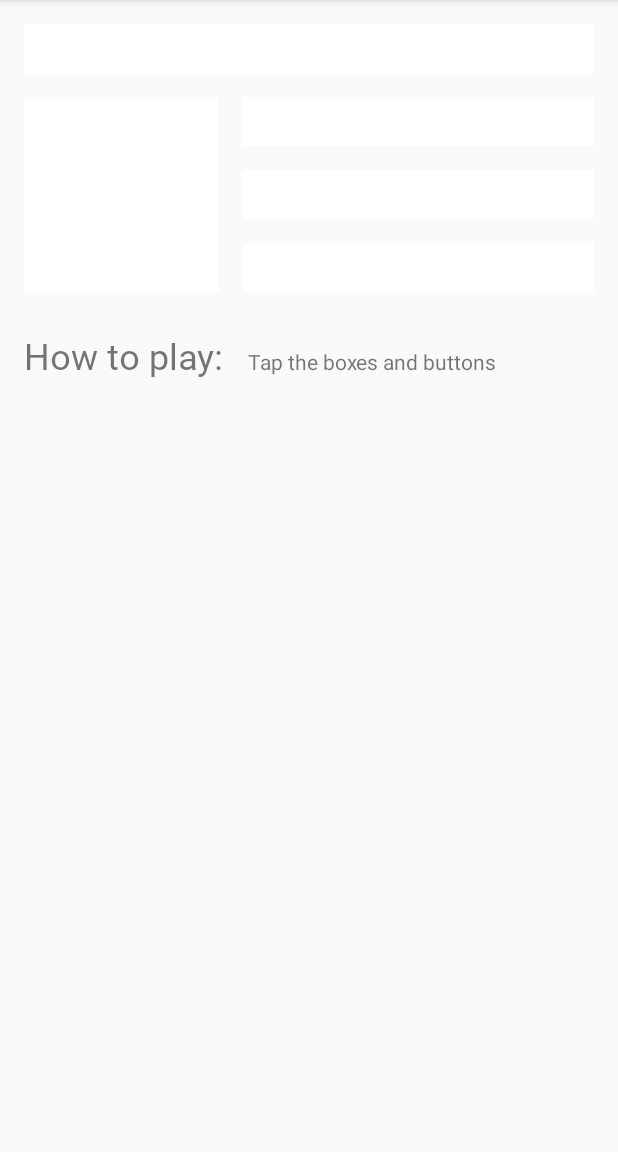
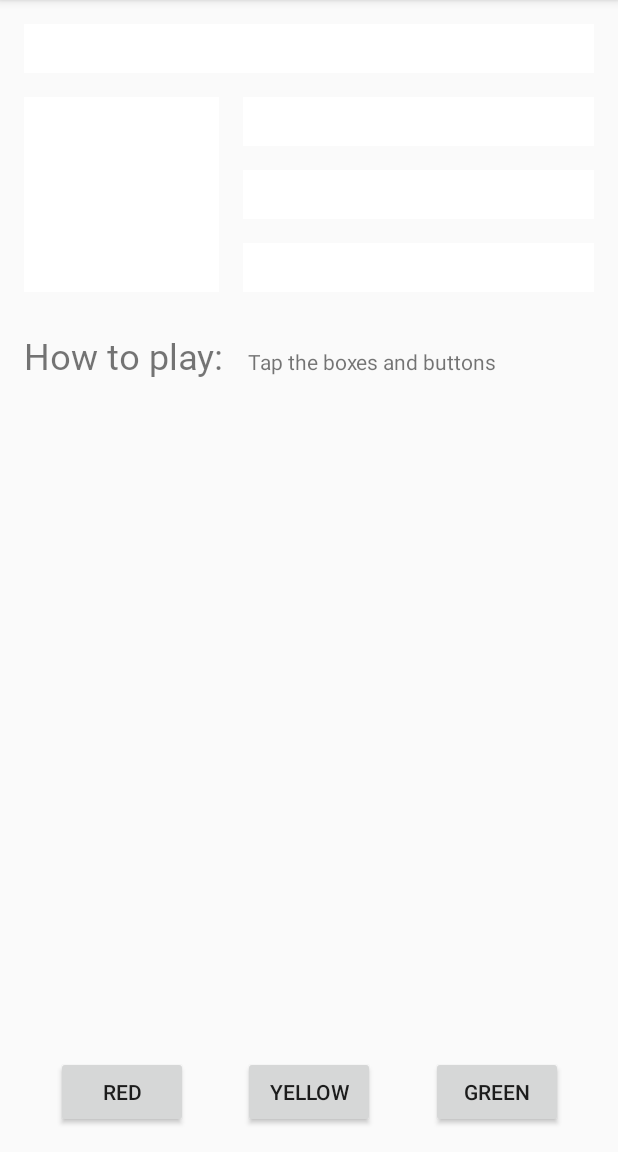
Before and after one commit to Damian9696/Android_Kotlin_ColorMyViews, an Android app: the screen it shows after launch (MainActivity), on a phone screen of 412 x 824 dp, the part 84-1236 px from its top. Run offline under Robolectric (Android 15) with nearby library versions, the phone set to English and light mode, and no system bars.

Commit message:
Added Baseline Constraint and Button Chain. Added logic to click on bottom buttons.

```diff
--- a/app/src/main/java/com/example/android/colormyviews/MainActivity.kt
+++ b/app/src/main/java/com/example/android/colormyviews/MainActivity.kt
@@ -1,9 +1,9 @@
 package com.example.android.colormyviews
 
 import android.graphics.Color
-import androidx.appcompat.app.AppCompatActivity
 import android.os.Bundle
 import android.view.View
+import androidx.appcompat.app.AppCompatActivity
 import kotlinx.android.synthetic.main.activity_main.*
 
 class MainActivity : AppCompatActivity() {
@@ -15,16 +15,26 @@ class MainActivity : AppCompatActivity() {
     }
 
     private fun setListeners() {
-        val clickableViews: List<View> = listOf(box_one_text, box_two_text, box_three_text, box_four_text, box_five_text, constraint_layout)
+        val clickableViews: List<View> = listOf(
+            box_one_text,
+            box_two_text,
+            box_three_text,
+            box_four_text,
+            box_five_text,
+            constraint_layout,
+            red_button,
+            yellow_button,
+            green_button
+        )
 
-        for (item in clickableViews){
+        for (item in clickableViews) {
             item.setOnClickListener { makeColored(it) }
         }
 
     }
 
     private fun makeColored(view: View) {
-        when(view.id){
+        when (view.id) {
 
             //Boxes using Color class colors for background
             R.id.box_one_text -> view.setBackgroundColor(Color.DKGRAY)
@@ -35,6 +45,10 @@ class MainActivity : AppCompatActivity() {
             R.id.box_four_text -> view.setBackgroundResource(android.R.color.holo_green_dark)
             R.id.box_five_text -> view.setBackgroundResource(android.R.color.holo_green_light)
 
+            //Boxes using custom colors for background
+            R.id.red_button -> box_three_text.setBackgroundResource(R.color.my_red)
+            R.id.yellow_button -> box_four_text.setBackgroundResource(R.color.my_yellow)
+            R.id.green_button -> box_five_text.setBackgroundResource(R.color.my_green)
             else -> view.setBackgroundColor(Color.LTGRAY)
         }
     }
--- a/app/src/main/res/layout/activity_main.xml
+++ b/app/src/main/res/layout/activity_main.xml
@@ -99,4 +99,42 @@
         app:layout_constraintTop_toBottomOf="@+id/box_two_text"
         app:layout_constraintVertical_bias="0.039" />
 
+    <Button
+        android:id="@+id/red_button"
+        android:layout_width="wrap_content"
+        android:layout_height="wrap_content"
+        android:layout_marginStart="16dp"
+        android:text="@string/button_red"
+        app:layout_constraintBaseline_toBaselineOf="@+id/yellow_button"
+        app:layout_constraintEnd_toStartOf="@+id/yellow_button"
+        app:layout_constraintHorizontal_bias="0.5"
+        app:layout_constraintStart_toStartOf="parent" />
+
+    <Button
+        android:id="@+id/yellow_button"
+        android:layout_width="wrap_content"
+        android:layout_height="wrap_content"
+        android:layout_marginStart="16dp"
+        android:layout_marginTop="16dp"
+        android:layout_marginEnd="16dp"
+        android:layout_marginBottom="16dp"
+        android:text="@string/button_yellow"
+        app:layout_constraintBottom_toBottomOf="parent"
+        app:layout_constraintEnd_toStartOf="@+id/green_button"
+        app:layout_constraintHorizontal_bias="0.5"
+        app:layout_constraintStart_toEndOf="@+id/red_button"
+        app:layout_constraintTop_toBottomOf="@+id/info_text"
+        app:layout_constraintVertical_bias="1.0" />
+
+    <Button
+        android:id="@+id/green_button"
+        android:layout_width="wrap_content"
+        android:layout_height="wrap_content"
+        android:layout_marginEnd="16dp"
+        android:text="@string/button_green"
+        app:layout_constraintBaseline_toBaselineOf="@+id/yellow_button"
+        app:layout_constraintEnd_toEndOf="parent"
+        app:layout_constraintHorizontal_bias="0.5"
+        app:layout_constraintStart_toEndOf="@+id/yellow_button" />
+
 </androidx.constraintlayout.widget.ConstraintLayout>
--- a/app/src/main/res/values/colors.xml
+++ b/app/src/main/res/values/colors.xml
@@ -3,4 +3,8 @@
     <color name="colorPrimary">#6200EE</color>
     <color name="colorPrimaryDark">#3700B3</color>
     <color name="colorAccent">#03DAC5</color>
+
+    <color name="my_green">#12C700</color>
+    <color name="my_red">#E54304</color>
+    <color name="my_yellow">#FFC107</color>
 </resources>
```
